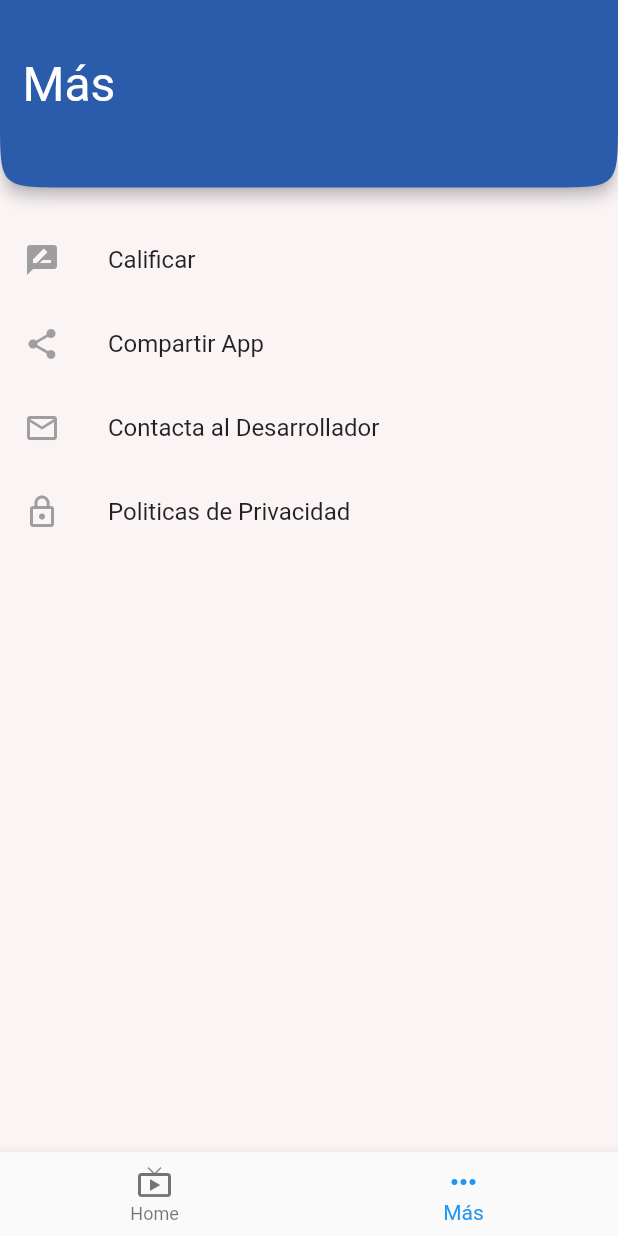
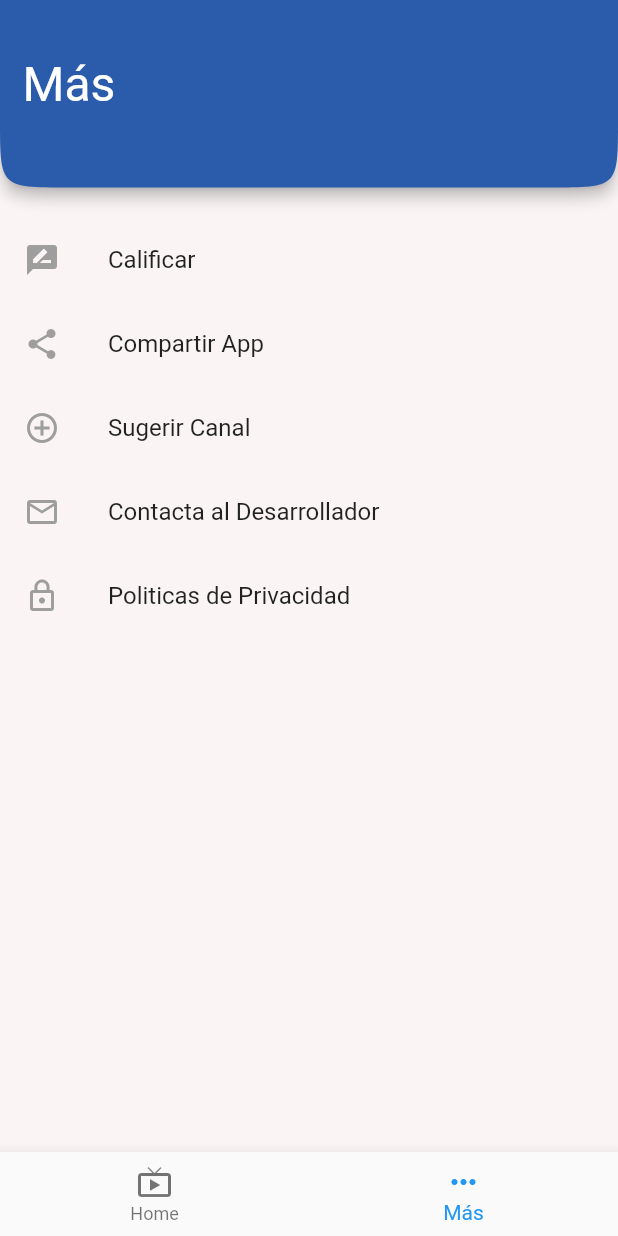
Before and after one commit to soyaaron/tvdominicana, a Flutter app: the screen it shows after launch, item 2 of the bottom bar chosen, after a tap on "Contacta al Desarrollador", on a phone screen of 412 x 824 dp. Run offline on Flutter 3.47's test engine with Material 2 defaults, Android fonts, the phone set to English and light mode, and no system bars; our stand-ins replace flick_video_player, share, video_player; missing offline and left inert: admob_flutter, email_launcher, firebase_admob; accounts and stored records are empty; network calls fail.

```diff
--- a/lib/more.dart
+++ b/lib/more.dart
@@ -66,6 +66,11 @@ class _MoreState extends State<More> {
                 Share.share("¡Descarga Television Dominicana y disfruta de muchos canales en la mejor calidad! Descargala ya en este enlace: https://www.google.com/");
               },
             ),
+                        ListTile(
+              title: Text("Sugerir Canal"),
+              leading: Icon(Icons.add_circle_outline, color: Colors.grey),
+              onTap: _launchSuggestion,
+            ),
             ListTile(
               title: Text("Contacta al Desarrollador"),
               leading: Icon(Icons.mail_outline, color: Colors.grey),
@@ -87,6 +92,14 @@ class _MoreState extends State<More> {
     Email email = Email(
       to: ['aarondev98@gmail.com'],
       subject: "Contacto al desarrollador",
+    );
+    await EmailLauncher.launch(email);
+  }
+  // Sugerencia canal
+   void _launchSuggestion() async {
+    Email email = Email(
+      to: ['aarondev98@gmail.com'],
+      subject: "Sugerencia de canal",
     );
     await EmailLauncher.launch(email);
   }
```
Also changed, not shown: lib/tvprofile.dart (+33 -2 lines), 5 other files.
